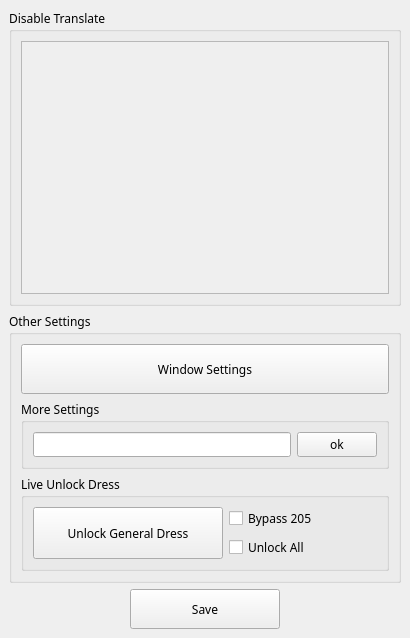
Above: gui/qtui/more_ui.ui from chinosk6/Trainers-Legend-G-External-Plugin before the change. Below: the same form after it.
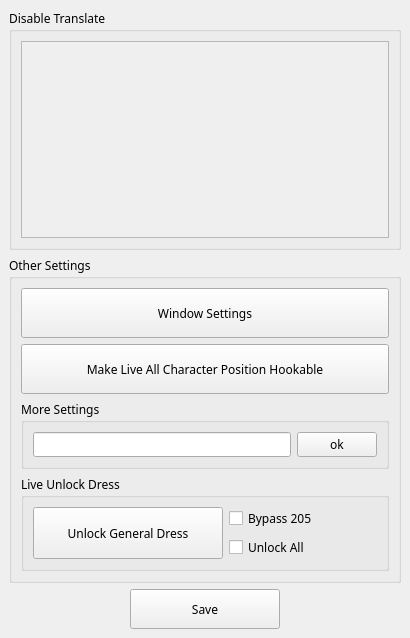
That is the form after the change.

What changed in the file:
```diff
--- a/gui/qtui/more_ui.ui
+++ b/gui/qtui/more_ui.ui
@@ -37,7 +37,7 @@
             <x>0</x>
             <y>0</y>
             <width>362</width>
-            <height>232</height>
+            <height>175</height>
            </rect>
           </property>
          </widget>
@@ -77,6 +77,19 @@
          </property>
         </widget>
        </item>
+       <item>
+        <widget class="QPushButton" name="pushButton_live_pos_hook">
+         <property name="minimumSize">
+          <size>
+           <width>0</width>
+           <height>50</height>
+          </size>
+         </property>
+         <property name="text">
+          <string>Make Live All Character Position Hookable</string>
+         </property>
+        </widget>
+       </item>
        <item>
         <widget class="QGroupBox" name="groupBox__pwd">
          <property name="title">
```
